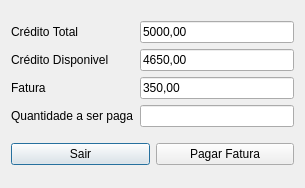
YagoConstantino/SistemaBancario, file Projeto/verfaturacredito.ui: the form before one commit.
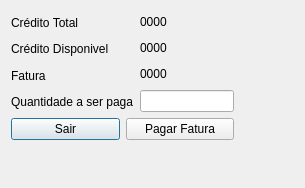
The form after the commit.

Patch:
```diff
--- a/Projeto/verfaturacredito.ui
+++ b/Projeto/verfaturacredito.ui
@@ -13,8 +13,15 @@
   <property name="windowTitle">
    <string>Dialog</string>
   </property>
-  <layout class="QHBoxLayout" name="horizontalLayout_3">
-   <item>
+  <widget class="QWidget" name="">
+   <property name="geometry">
+    <rect>
+     <x>11</x>
+     <y>12</y>
+     <width>223</width>
+     <height>128</height>
+    </rect>
+   </property>
     <layout class="QVBoxLayout" name="verticalLayout_3">
      <item>
       <layout class="QHBoxLayout" name="horizontalLayout">
@@ -53,23 +60,23 @@
        <item>
         <layout class="QVBoxLayout" name="verticalLayout_2">
          <item>
-          <widget class="QLineEdit" name="CredTotText">
+         <widget class="QLabel" name="CredTotalTxt">
            <property name="text">
-            <string>5000,00</string>
+           <string>0000</string>
            </property>
           </widget>
          </item>
          <item>
-          <widget class="QLineEdit" name="CredDispText">
+         <widget class="QLabel" name="CredDispTxt">
            <property name="text">
-            <string>4650,00</string>
+           <string>0000</string>
            </property>
           </widget>
          </item>
          <item>
-          <widget class="QLineEdit" name="FaturaText">
+         <widget class="QLabel" name="FaturaTxt">
            <property name="text">
-            <string>350,00</string>
+           <string>0000</string>
            </property>
           </widget>
          </item>
@@ -99,8 +106,7 @@
       </layout>
      </item>
     </layout>
-   </item>
-  </layout>
+  </widget>
  </widget>
  <resources/>
  <connections/>
```
Lines whose indentation alone changed are shown as unchanged.
